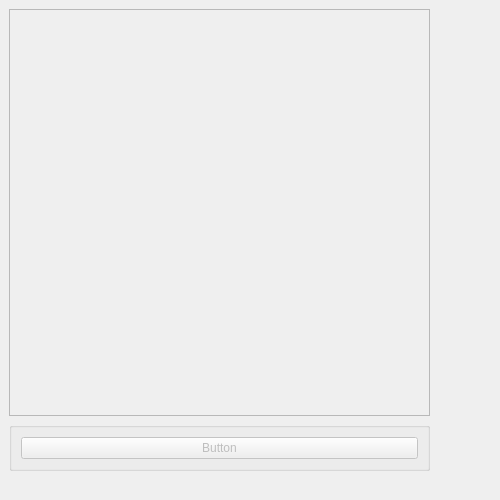
Old version of the form GUI/ReportTabContent.ui in the repository hratcliffe/TimeTrackerTwo.
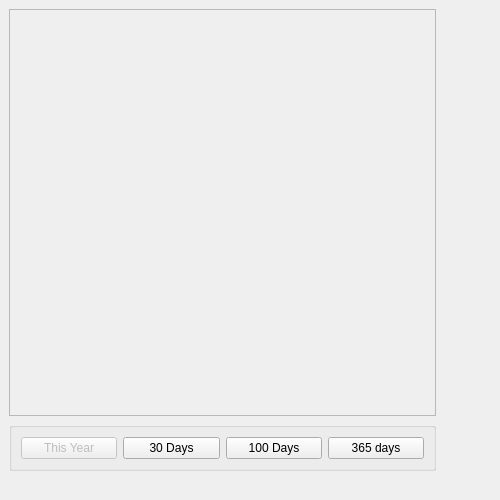
New version of the form.

Commit message: Adding buttons for days

What changed in the file:
```diff
--- a/GUI/ReportTabContent.ui
+++ b/GUI/ReportTabContent.ui
@@ -15,7 +15,7 @@
     <rect>
      <x>9</x>
      <y>9</y>
-     <width>421</width>
+     <width>427</width>
      <height>462</height>
     </rect>
    </property>
@@ -42,7 +42,7 @@
         <rect>
          <x>0</x>
          <y>0</y>
-         <width>417</width>
+         <width>423</width>
          <height>398</height>
         </rect>
        </property>
@@ -72,7 +72,31 @@
           <bool>false</bool>
          </property>
          <property name="text">
-          <string>Button</string>
+          <string>This Year</string>
+         </property>
+        </widget>
+       </item>
+       <item>
+        <widget class="QPushButton" name="button1">
+         <property name="enabled">
+          <bool>true</bool>
+         </property>
+         <property name="text">
+          <string>30 Days</string>
+         </property>
+        </widget>
+       </item>
+       <item>
+        <widget class="QPushButton" name="button2">
+         <property name="text">
+          <string>100 Days</string>
+         </property>
+        </widget>
+       </item>
+       <item>
+        <widget class="QPushButton" name="button3">
+         <property name="text">
+          <string>365 days</string>
          </property>
         </widget>
        </item>
```
Left out of the diff: 2 changed lines with no effect on the pictures. The commit also changes 2 other files.
